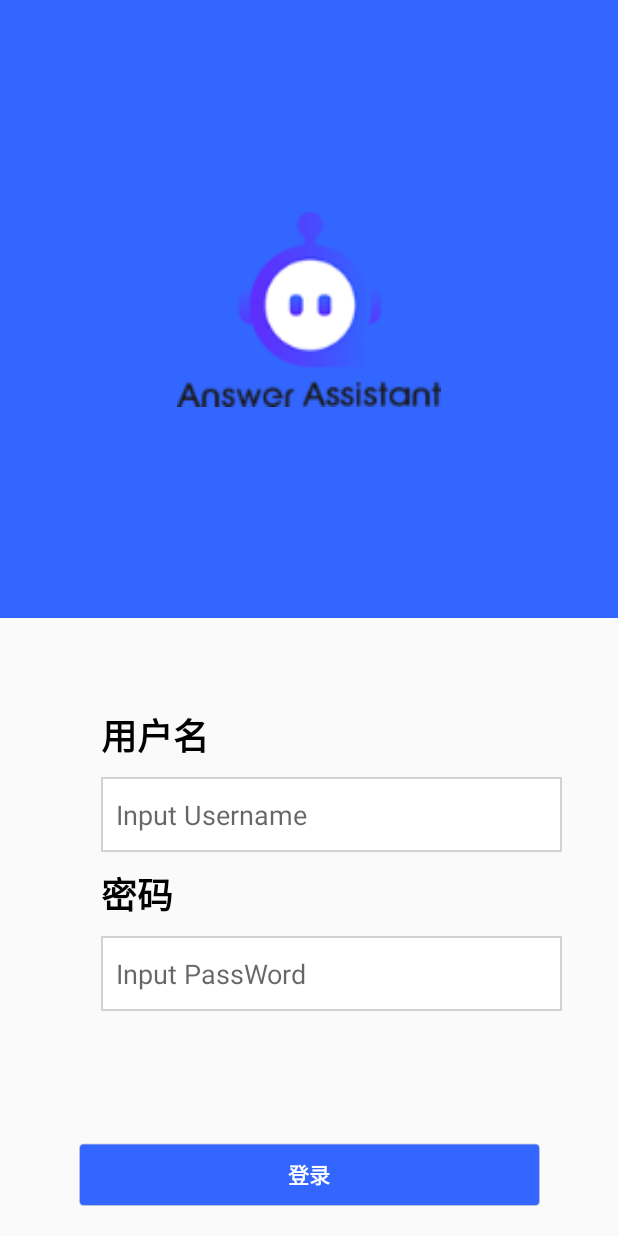
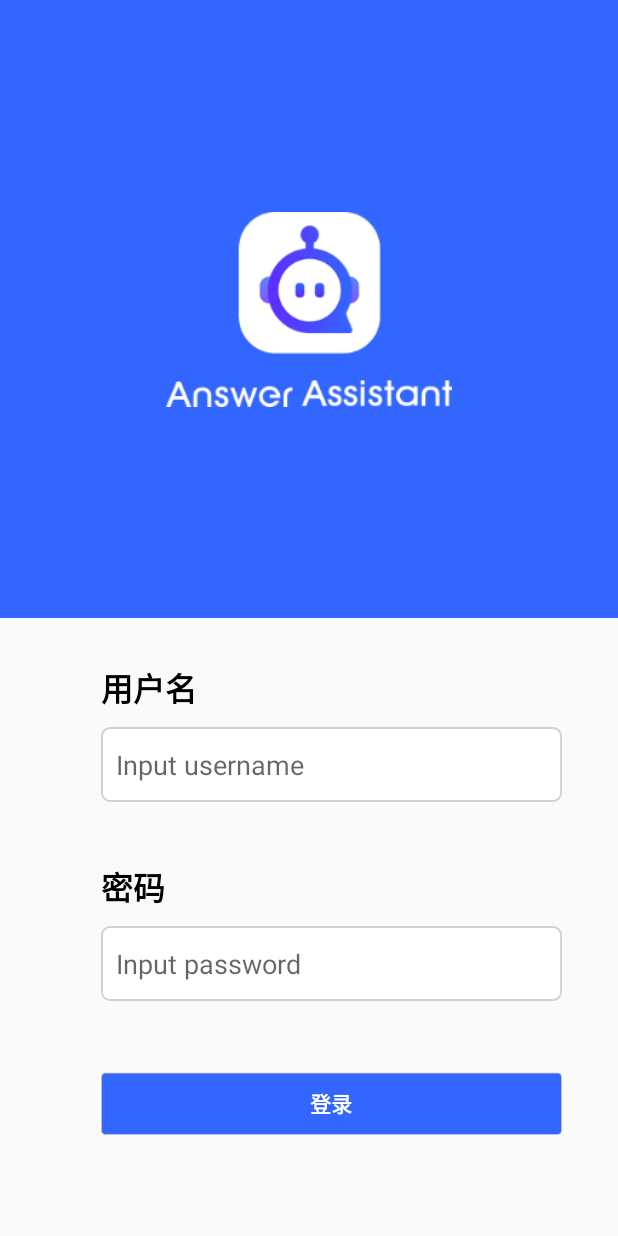
Before and after one commit to CzZmessages/Myuser, an Android app: the screen it shows after launch (LoginActivity), after a tap on "登录", on a phone screen of 412 x 824 dp. Run offline under Robolectric (Android 15) with nearby library versions, the phone set to English and light mode, and no system bars; libraries missing offline, so code that uses them is left out: com.hjq.permissions; 3 statements that could not run were skipped.

Commit message:
AI APP代码提交

```diff
--- a/app/src/main/java/com/hongri/multimedia/BaseActivity.java
+++ b/app/src/main/java/com/hongri/multimedia/BaseActivity.java
@@ -1,16 +1,28 @@
 package com.hongri.multimedia;
 
+import android.content.res.Configuration;
+import android.content.res.Resources;
 import android.os.Bundle;
 
 import androidx.annotation.Nullable;
 import androidx.appcompat.app.AppCompatActivity;
 
+import java.util.Locale;
+
 public abstract class BaseActivity extends AppCompatActivity {
     @Override
     protected void onCreate(@Nullable Bundle savedInstanceState) {
         super.onCreate(savedInstanceState);
+        loadLanguage();
     }
-    private void setLanguage(){
-
+    private void loadLanguage(){
+        applyLanguageSetting("en");
+    }
+    private void applyLanguageSetting(String languageCode) {
+        Locale locale = new Locale(languageCode);
+        Resources resources = getResources();
+        Configuration configuration = resources.getConfiguration();
+        configuration.setLocale(locale);
+        resources.updateConfiguration(configuration, resources.getDisplayMetrics());
     }
 }
--- a/app/src/main/java/com/hongri/multimedia/LoginActivity.java
+++ b/app/src/main/java/com/hongri/multimedia/LoginActivity.java
@@ -81,10 +81,10 @@ public class LoginActivity extends BaseActivity {
         setContentView(R.layout.activity_login);
         initView();
         initReflect();
-//        ThreadUtils.runOnUiThreadDelayed(()->{
-//            Toast.makeText(LoginActivity.this,"正常检查登录状态",Toast.LENGTH_LONG).show();
-//            getChat_id();
-//        },1000);
+        ThreadUtils.runOnUiThreadDelayed(()->{
+            Toast.makeText(LoginActivity.this,"Checked login states",Toast.LENGTH_LONG).show();
+            getChat_id();
+        },1000);
         addListener();
         getPermission();
     }
@@ -123,11 +123,11 @@ public class LoginActivity extends BaseActivity {
         String u_name = username.getText().toString();
         String p_word = password.getText().toString();
         if (u_name.trim().isEmpty()) {
-            Toast.makeText(this, "请输入账号！", Toast.LENGTH_LONG).show();
+            Toast.makeText(this, "Please enter your account number！", Toast.LENGTH_LONG).show();
             return;
         }
         if (p_word.trim().isEmpty()) {
-            Toast.makeText(this, "请输入账号！", Toast.LENGTH_LONG).show();
+            Toast.makeText(this, "Please enter your account password！", Toast.LENGTH_LONG).show();
             return;
         }
 //        LogUtils.e("msg：" + u_name, p_word);
@@ -146,21 +146,21 @@ public class LoginActivity extends BaseActivity {
                         MsgData data = gson.fromJson(msg, MsgData.class);
 //                        LogUtils.e("code:" + data.getCode(), data.getMessage(), data.getData());
                         if (data.getCode() == 200) {
-                            Toast.makeText(LoginActivity.this, "登录成功！", Toast.LENGTH_LONG).show();
+                            Toast.makeText(LoginActivity.this, "Login Success！", Toast.LENGTH_LONG).show();
 //                            LogUtils.e("登录成功获取的token:" + data.getData());
                             SPUtils.getInstance().put("dataHeader", data.getData());
                             SPUtils.getInstance().put("user", userBean.getUsername());
                             getChat_id();
 
                         } else {
-                            Toast.makeText(LoginActivity.this, "登录失败！", Toast.LENGTH_LONG).show();
+                            Toast.makeText(LoginActivity.this, "Login Fail！", Toast.LENGTH_LONG).show();
                         }
                     } catch (IOException e) {
                         throw new RuntimeException(e);
                     }
                 } else {
                     //登录失败！
-                    Toast.makeText(LoginActivity.this, "登录失败！！", Toast.LENGTH_LONG).show();
+                    Toast.makeText(LoginActivity.this, "Login Fail！！", Toast.LENGTH_LONG).show();
                 }
             }
 
@@ -221,19 +221,19 @@ public class LoginActivity extends BaseActivity {
                             @Override
                             public void onGranted(@NonNull List<String> permissions, boolean allGranted) {
                                 if (allGranted) {
-                                    Toast.makeText(LoginActivity.this, "权限已获取", Toast.LENGTH_LONG).show();
+                                    Toast.makeText(LoginActivity.this, "Permission obtained", Toast.LENGTH_LONG).show();
                                 } else {
-                                    Toast.makeText(LoginActivity.this, "权限未全部获取，这将会显著影响你的使用！", Toast.LENGTH_LONG).show();
+                                    Toast.makeText(LoginActivity.this, "Not all permissions are obtained, which \nwill significantly affect your usage！", Toast.LENGTH_LONG).show();
                                 }
                             }
 
                             @Override
                             public void onDenied(@NonNull List<String> permissions, boolean doNotAskAgain) {
                                 if (doNotAskAgain) {
-                                    Toast.makeText(LoginActivity.this, "权限被永久拒绝，请手动授予相关权限！", Toast.LENGTH_LONG).show();
+                                    Toast.makeText(LoginActivity.this, "Permission is permanently denied.\n Please grant the permission manually！", Toast.LENGTH_LONG).show();
                                 } else {
                                     dialog.show();
-                                    Toast.makeText(LoginActivity.this, "权限获取失败", Toast.LENGTH_LONG).show();
+                                    Toast.makeText(LoginActivity.this, "Permission fail!", Toast.LENGTH_LONG).show();
                                 }
                             }
                         });
@@ -246,7 +246,8 @@ public class LoginActivity extends BaseActivity {
         if (!PermissionUtils.isGranted(Permission.Group.STORAGE)) {
             PermissionUtils.permission(Permission.Group.STORAGE).request();
         } else {
-            Toast.makeText(LoginActivity.this, "存储权限已获取", Toast.LENGTH_LONG).show();
+            Toast.makeText(LoginActivity.this, "The storage permission has been obtained", Toast.LENGTH_LONG).show();
+            return;
         }
         if(!PermissionUtils.isGranted(Constant.permissionGroup)){
             if(SPUtils.getInstance().getBoolean("remember",false)){
--- a/app/src/main/res/drawable/ed_bg.xml
+++ b/app/src/main/res/drawable/ed_bg.xml
@@ -2,4 +2,5 @@
 <shape xmlns:android="http://schemas.android.com/apk/res/android">
 <solid android:color="@color/white"/>
     <stroke android:width="1dp" android:color="#D2D2D2"/>
+    <corners android:radius="5dp"/>
 </shape>
--- a/app/src/main/res/layout/activity_audio.xml
+++ b/app/src/main/res/layout/activity_audio.xml
@@ -114,6 +114,7 @@
         app:layout_constraintTop_toBottomOf="@id/states_ai_messages">
 
         <TextView
+            android:visibility="gone"
             android:id="@+id/test_check"
             android:layout_width="wrap_content"
             android:layout_height="wrap_content"
@@ -124,6 +125,7 @@
             app:layout_constraintRight_toRightOf="parent"
             app:layout_constraintTop_toTopOf="parent" />
         <Button
+            android:visibility="gone"
             android:id="@+id/test_start"
             android:layout_width="wrap_content"
             android:layout_height="wrap_content"
@@ -148,7 +150,7 @@
             android:id="@+id/recordLayout"
             android:layout_width="match_parent"
             android:layout_height="wrap_content"
-            android:visibility="gone"
+
             app:layout_constraintLeft_toLeftOf="parent"
             app:layout_constraintRight_toRightOf="parent"
             app:layout_constraintTop_toTopOf="parent"
--- a/app/src/main/res/layout/activity_login.xml
+++ b/app/src/main/res/layout/activity_login.xml
@@ -19,7 +19,7 @@
         <ImageView
             android:layout_width="200dp"
             android:layout_height="130dp"
-            android:src="@mipmap/ans"
+            android:src="@mipmap/newlogin"
             app:layout_constraintBottom_toBottomOf="parent"
             app:layout_constraintLeft_toLeftOf="parent"
             app:layout_constraintRight_toRightOf="parent"
@@ -40,11 +40,12 @@
             android:id="@+id/ut"
             android:layout_width="wrap_content"
             android:layout_height="wrap_content"
-            android:layout_marginTop="40dp"
+            android:layout_marginTop="10dp"
             android:text="@string/username"
             android:textColor="@color/black"
-            android:textSize="24sp"
+            android:textSize="21sp"
             android:textStyle="bold"
+            app:layout_constraintBottom_toTopOf="@id/username"
             app:layout_constraintLeft_toLeftOf="@+id/username"
             app:layout_constraintTop_toTopOf="parent" />
 
@@ -55,21 +56,24 @@
             android:layout_marginLeft="30dp"
             android:layout_marginTop="10dp"
             android:background="@drawable/ed_bg"
-            android:hint="Input Username"
+            android:hint="Input username"
             android:paddingStart="10dp"
             app:layout_constraintRight_toRightOf="parent"
             app:layout_constraintLeft_toLeftOf="parent"
-            app:layout_constraintTop_toBottomOf="@id/ut" />
+            app:layout_constraintTop_toBottomOf="@id/ut"
+
+            />
 
         <TextView
             android:id="@+id/pdt"
             android:layout_width="wrap_content"
             android:layout_height="wrap_content"
-            android:layout_marginTop="10dp"
+            android:layout_marginTop="40dp"
             android:text="@string/password"
             android:textColor="@color/black"
-            android:textSize="24sp"
+            android:textSize="21sp"
             android:textStyle="bold"
+            app:layout_constraintBottom_toTopOf="@id/password"
             app:layout_constraintLeft_toLeftOf="@+id/password"
             app:layout_constraintTop_toBottomOf="@id/username" />
         <EditText
@@ -80,20 +84,21 @@
             app:layout_constraintRight_toRightOf="parent"
             app:layout_constraintLeft_toLeftOf="parent"
             app:layout_constraintTop_toBottomOf="@id/pdt"
+            android:layout_marginTop="10dp"
             android:layout_marginLeft="30dp"
             android:background="@drawable/ed_bg"
-            android:layout_marginTop="10dp"
             app:layout_goneMarginLeft="50dp"
             android:paddingStart="10dp"
-            android:hint="Input PassWord"
+            android:hint="Input password"
             />
         <Button
             android:id="@+id/login_btn"
             android:layout_width="307dp"
             android:layout_height="42dp"
             app:layout_constraintBottom_toBottomOf="parent"
-            app:layout_constraintRight_toRightOf="parent"
-            app:layout_constraintLeft_toLeftOf="parent"
+            app:layout_constraintRight_toRightOf="@+id/password"
+            app:layout_constraintLeft_toLeftOf="@+id/password"
+            app:layout_constraintTop_toBottomOf="@id/password"
             android:background="@mipmap/login_btn"
             android:text="@string/login"
             android:textColor="@color/white"
```
Also changed, not shown: app/build.gradle (+10 -5 lines), app/src/main/AndroidManifest.xml (+14 -8 lines), app/src/main/java/com/hongri/multimedia/AudioActivity.java (+27 -28 lines), app/src/main/res/mipmap-xhdpi/iconai.png (added), app/src/main/res/mipmap-xhdpi/newiocn.jpg (added), app/src/main/res/mipmap-xhdpi/newlogin.png (added), 2 other files.
